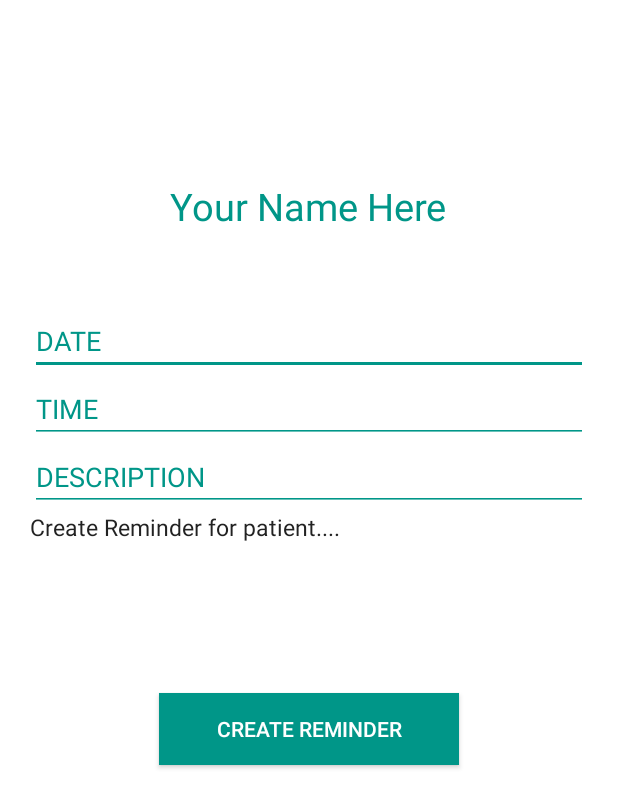
After one commit to edwardsujono/CZ3002DoctorPatientApps, an Android app: the layout fragment_create_reminder_view.xml on its own in the app's theme, with its tools: preview values and no code run, on a phone screen of 412 x 824 dp. The commit adds this screen. Shown: the top 808 px of the screen. Run offline under Robolectric (Android 15) with nearby library versions, the phone set to English and light mode, and no system bars.

```diff
--- a/MyLife/app/src/main/java/ntu/com/mylife/controller/MedicalRecordRecyclerViewAdaptor.java
+++ b/MyLife/app/src/main/java/ntu/com/mylife/controller/MedicalRecordRecyclerViewAdaptor.java
@@ -56,7 +56,7 @@ public class MedicalRecordRecyclerViewAdaptor extends RecyclerView.Adapter<Medic
         public ViewHolder(View itemView) {
             super(itemView);
             medicalRecordTme = (TextView) itemView.findViewById(R.id.medical_record_time);
-            medicalRecordDescription  = (TextView) itemView.findViewById(R.id.medical_record_time);
+            medicalRecordDescription  = (TextView) itemView.findViewById(R.id.medical_record_description);
             medicalRecordFromDoctor = (TextView) itemView.findViewById(R.id.medical_record_from_doctor);
         }
     }
--- a/MyLife/app/src/main/java/ntu/com/mylife/view/MainPageView.java
+++ b/MyLife/app/src/main/java/ntu/com/mylife/view/MainPageView.java
@@ -23,7 +23,7 @@ import ntu.com.mylife.controller.NavigationDrawerRecyclerViewAdapter;
 
 public class MainPageView extends AppCompatActivity implements HomeView.OnFragmentInteractionListener,ProfileView.OnFragmentInteractionListener
 , MedicalRecordView.OnFragmentInteractionListener, ContactView.OnFragmentInteractionListener, ContactOptionsView.OnFragmentInteractionListener ,
-SubmitMedicalRecordView.OnFragmentInteractionListener{
+SubmitMedicalRecordView.OnFragmentInteractionListener,CreateReminderView.OnFragmentInteractionListener{
 
 
     private Toolbar toolbar;                              // Declaring the Toolbar Object
--- /dev/null
+++ b/MyLife/app/src/main/res/layout/fragment_create_reminder_view.xml
@@ -0,0 +1,78 @@
+<FrameLayout xmlns:android="http://schemas.android.com/apk/res/android"
+    xmlns:tools="http://schemas.android.com/tools" android:layout_width="match_parent"
+    android:layout_height="match_parent" tools:context="ntu.com.mylife.view.CreateReminderView"
+    android:background="#FFF"
+    >
+
+    <LinearLayout
+        android:orientation="vertical"
+        android:layout_width="match_parent"
+        android:layout_height="match_parent">
+
+        <TextView
+            android:layout_width="wrap_content"
+            android:layout_height="wrap_content"
+            android:text="Your Name Here"
+            android:textColor="#009688"
+            android:layout_gravity="center_horizontal"
+            android:textSize="25dp"
+            android:layout_marginTop="120dp"
+            android:id="@+id/name_click_create_reminder" />
+
+        <EditText
+            android:layout_width="match_parent"
+            android:layout_height="wrap_content"
+            android:inputType="date"
+            android:layout_marginTop="50dp"
+            android:ems="10"
+            android:layout_marginLeft="20dp"
+            android:layout_marginRight="20dp"
+            android:hint="DATE"
+            android:textColor="#009688"
+            android:textColorHint="#009688"
+            android:backgroundTint="#009688"
+            android:id="@+id/edit_text_date_createReminder" />
+
+        <EditText
+            android:layout_width="match_parent"
+            android:layout_height="wrap_content"
+            android:textColor="#FFF"
+            android:layout_marginLeft="20dp"
+            android:layout_marginRight="20dp"
+            android:hint="TIME"
+            android:textColorHint="#009688"
+            android:backgroundTint="#009688"
+            android:id="@+id/edit_text_time_createReminder" />
+
+        <EditText
+            android:layout_width="match_parent"
+            android:layout_height="wrap_content"
+            android:textColor="#FFF"
+            android:layout_marginLeft="20dp"
+            android:layout_marginRight="20dp"
+            android:hint="DESCRIPTION"
+            android:textColorHint="#009688"
+            android:backgroundTint="#009688"
+            android:id="@+id/edit_text_description_createReminder" />
+
+        <TextView
+            android:layout_width="wrap_content"
+            android:layout_height="wrap_content"
+            android:textSize="15dp"
+            android:layout_marginLeft="20dp"
+            android:textColor="#222"
+            android:text="Create Reminder for patient...."
+            android:id="@+id/addTextDescription" />
+
+        <Button
+            android:layout_width="200dp"
+            android:layout_height="wrap_content"
+            android:text="CREATE REMINDER"
+            android:layout_gravity="center_horizontal"
+            android:layout_marginTop="100dp"
+            android:background="#009688"
+            android:id="@+id/submit_medical_report_button" />
+
+    </LinearLayout>
+
+</FrameLayout>
```
Also changed, not shown: MyLife/app/src/main/java/ntu/com/mylife/common/service/NotificationBroadcastReceiver.java (added, +21 -0 lines), MyLife/app/src/main/java/ntu/com/mylife/common/service/NotificationService.java (added, +57 -0 lines), MyLife/app/src/main/java/ntu/com/mylife/view/ContactOptionsView.java (+8 -4 lines), MyLife/app/src/main/java/ntu/com/mylife/view/CreateReminderView.java (added, +92 -0 lines), MyLife/app/src/main/res/layout/fragment_contact_options.xml (+12 -6 lines).
